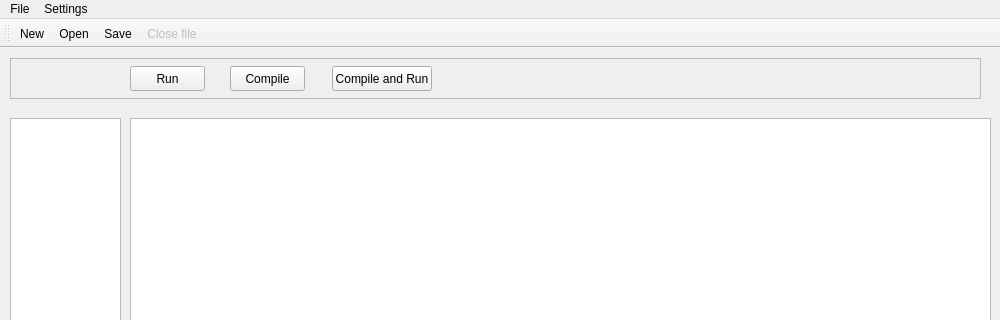
The window that mainwindow.ui (plmr0/wyde) describes before a commit, drawn with Qt 5; both pictures show x 0 to 1000 and y 0 to 320 of the 1000 by 790 pixel window.
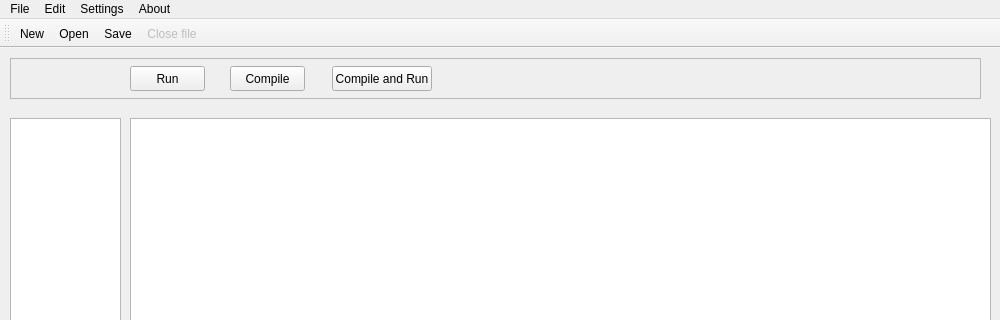
The same window after the commit. Icons and pictures are not drawn.

Patch:
```diff
--- a/mainwindow.ui
+++ b/mainwindow.ui
@@ -171,7 +171,7 @@
      <x>0</x>
      <y>0</y>
      <width>1000</width>
-     <height>21</height>
+     <height>20</height>
     </rect>
    </property>
    <widget class="QMenu" name="menuOpen">
@@ -192,8 +192,27 @@
     <addaction name="actionIDE_Settings"/>
     <addaction name="actionProject_SDK"/>
    </widget>
+   <widget class="QMenu" name="menuEdit">
+    <property name="title">
+     <string>Edit</string>
+    </property>
+    <addaction name="actionUndo"/>
+    <addaction name="actionRedo"/>
+    <addaction name="actionFind"/>
+    <addaction name="actionReplace"/>
+    <addaction name="actionSelect_All"/>
+   </widget>
+   <widget class="QMenu" name="menuAbout">
+    <property name="title">
+     <string>About</string>
+    </property>
+    <addaction name="actionwyde_repository"/>
+    <addaction name="actionWYS_GitHub_Repository"/>
+   </widget>
    <addaction name="menuOpen"/>
+   <addaction name="menuEdit"/>
    <addaction name="menuSettings"/>
+   <addaction name="menuAbout"/>
   </widget>
   <widget class="QToolBar" name="toolBar">
    <property name="windowTitle">
```
Left out of the diff: 69 changed lines with no effect on the pictures.
